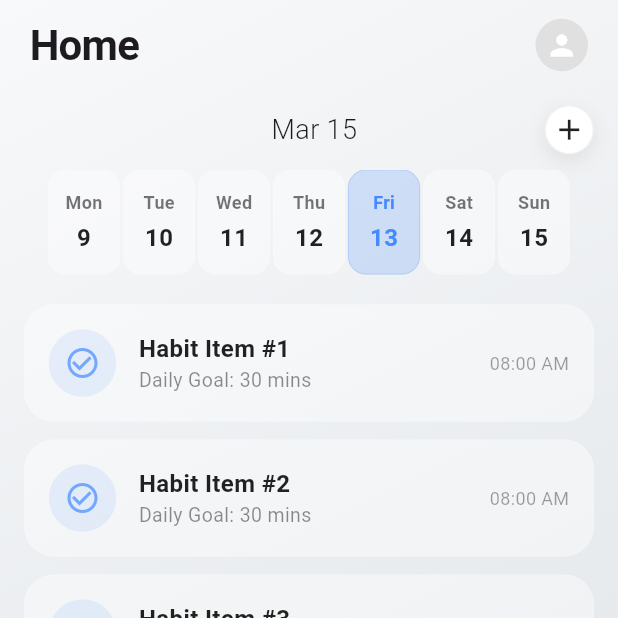
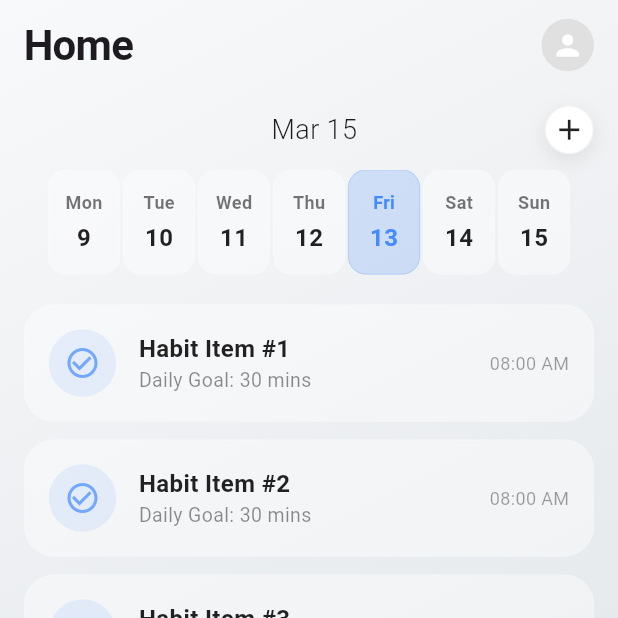
Before and after one commit to PeterMaquiran/orga-flutter, a Flutter app: the HomeScreen screen opened by its route, on a phone screen of 412 x 824 dp, the top half of it. Run offline on Flutter 3.47's test engine with Material 3 defaults, Android fonts, the phone set to English and light mode, and no system bars; our stand-ins replace go_router.

Commit message:
adjust padding

```diff
--- a/lib/ui/screen/ios/home/home.dart
+++ b/lib/ui/screen/ios/home/home.dart
@@ -65,7 +65,7 @@ class _HomeScreenState extends State<HomeScreen> {
                     child: Container(
                       height: headerHeight,
                       width: double.infinity,
-                      padding: const EdgeInsets.symmetric(horizontal: 20),
+                      padding: const EdgeInsets.symmetric(horizontal: 16, vertical: 0),
                       alignment: Alignment.centerLeft,
                       // Child is the Text widget passed below to avoid re-creating it
                       child: headerHeight > 10 ? child : const SizedBox.shrink(),
@@ -76,14 +76,14 @@ class _HomeScreenState extends State<HomeScreen> {
                 child: appBar(),
               ),
 
-              const Padding(
-                padding: EdgeInsets.symmetric(horizontal: 16),
-                child: InfiniteWeeklyCalendar(),
+              Padding(
+                padding: EdgeInsets.only(left: 16, right: 16, bottom: 5),
+                child: const InfiniteWeeklyCalendar(),
               ),
 
               Expanded(
                 child: ListView.builder(
-                  padding: const EdgeInsets.only(bottom: 20, top: 20, right: 16, left: 16),
+                  padding: const EdgeInsets.only(bottom: 100, top: 15, right: 16, left: 16),
                   physics: const BouncingScrollPhysics(),
                   controller: _scrollController,
                   itemCount: 30,
```
